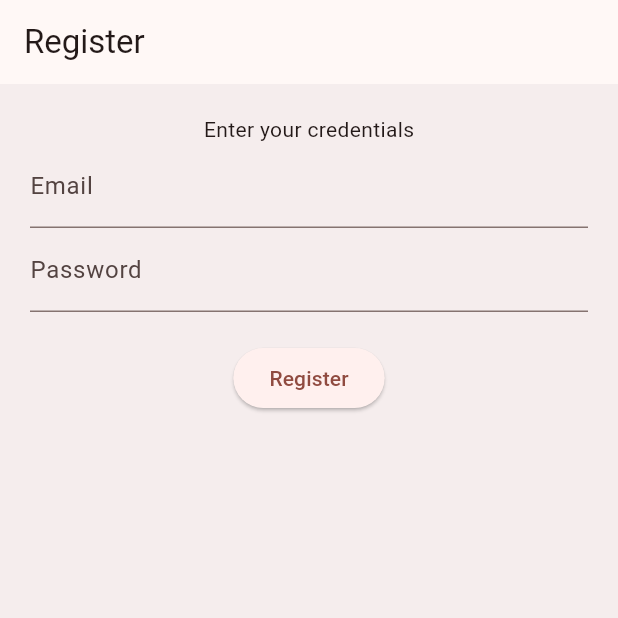
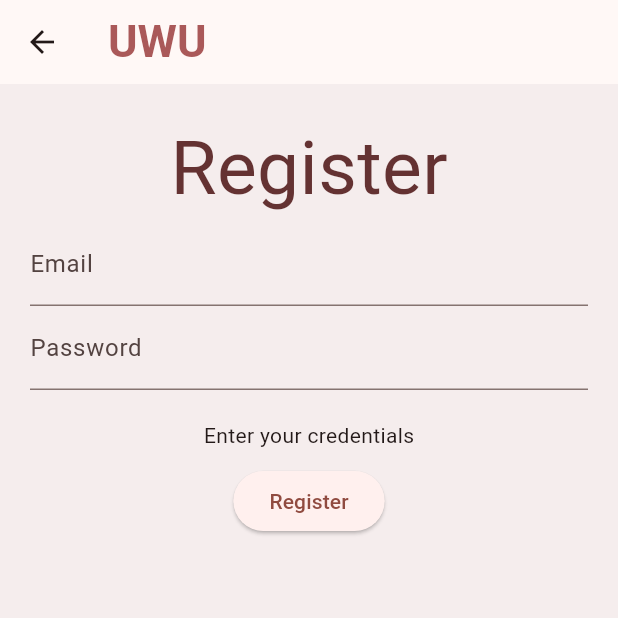
Before and after one commit to pmwatt/muict-uwu-pet-adoption, a Flutter app: the screen it shows after launch, after a tap on "Login", after a tap on "Register", on a phone screen of 412 x 824 dp, the top half of it. Run offline on Flutter 3.47's test engine with Material 3 defaults, Android fonts, the phone set to English and light mode, and no system bars; our stand-ins replace carousel_slider, cloud_firestore, firebase_auth, firebase_core, flutter_dotenv, flutter_svg and 1 more; accounts and stored records are empty.

Commit message:
Decorated login and register pages

```diff
--- a/lib/login.dart
+++ b/lib/login.dart
@@ -4,69 +4,93 @@ import 'register.dart';
 import 'hub.dart';
 
 class LoginPage extends StatefulWidget {
+  const LoginPage({super.key});
+
   @override
-  _LoginPageState createState() => _LoginPageState();
+  State<LoginPage> createState() => _LoginPageState();
 }
 
 class _LoginPageState extends State<LoginPage> {
   final _formKey = GlobalKey<FormState>();
   final _emailController = TextEditingController();
   final _passwordController = TextEditingController();
-  String message = 'Enter your credentials';
+  String? _errorMessage;
+
+  // copied from hub page
+  static const TextStyle textStyleH1 = TextStyle(
+      fontSize: 50,
+      fontWeight: FontWeight.normal,
+      color: Color.fromARGB(255, 100, 50, 50));
+  static const TextStyle textStyleH2 = TextStyle(
+      fontSize: 30,
+      fontWeight: FontWeight.bold,
+      color: Color.fromARGB(255, 170, 89, 89));
+
+  @override
+  void dispose() {
+    _emailController.dispose();
+    _passwordController.dispose();
+    super.dispose();
+  }
 
   @override
   Widget build(BuildContext context) {
     return Scaffold(
       appBar: AppBar(
-        title: const Text('Login'),
+        title: const Text(
+          'UWU',
+          style: textStyleH2,
+        ),
         automaticallyImplyLeading: false,
       ),
       body: Padding(
-        padding: EdgeInsets.all(20.0),
+        padding: const EdgeInsets.all(20.0),
         child: Form(
           key: _formKey,
           child: Column(
+            mainAxisAlignment: MainAxisAlignment.center,
             children: [
-              Text(message),
+              const Text(
+                'Login',
+                style: textStyleH1,
+              ),
+              if (_errorMessage != null)
+                Text(
+                  _errorMessage!,
+                  style: const TextStyle(color: Colors.red),
+                ),
+              const SizedBox(height: 16.0),
               TextFormField(
                 controller: _emailController,
-                decoration: InputDecoration(labelText: 'Email'),
+                decoration: const InputDecoration(
+                  labelText: 'Email',
+                ),
                 validator: (value) =>
-                    value!.isEmpty ? 'Please enter your email' : null,
+                    value?.isEmpty ?? true ? 'Please enter your email' : null,
               ),
+              const SizedBox(height: 16.0),
               TextFormField(
                 controller: _passwordController,
-                decoration: InputDecoration(labelText: 'Password'),
+                decoration: const InputDecoration(
+                  labelText: 'Password',
+                ),
                 obscureText: true,
-                validator: (value) =>
-                    value!.isEmpty ? 'Please enter your password' : null,
+                validator: (value) => value?.isEmpty ?? true
+                    ? 'Please enter your password'
+                    : null,
               ),
-              SizedBox(height: 20.0),
+              const SizedBox(height: 24.0),
               ElevatedButton(
-                onPressed: () async {
-                  if (_formKey.currentState!.validate()) {
-                    try {
-                      final userCredential = await FirebaseAuth.instance
-                          .signInWithEmailAndPassword(
-                        email: _emailController.text,
-                        password: _passwordController.text,
-                      );
-                      // Navigate to home page or handle successful login
-                      Navigator.of(context)
-                          .push(MaterialPageRoute(builder: (context) => Hub()));
-                    } on FirebaseAuthException catch (e) {
-                      setState(() {
-                        message = 'Invalid login';
-                      });
-                    }
-                  }
-                },
-                child: Text('Login'),
+                onPressed: _handleLogin,
+                child: const Text('Login'),
               ),
+              const SizedBox(height: 16.0),
               TextButton(
-                onPressed: () => Navigator.push(context,
-                    MaterialPageRoute(builder: (context) => RegisterPage())),
-                child: Text('Register'),
+                onPressed: () => Navigator.push(
+                  context,
+                  MaterialPageRoute(builder: (context) => RegisterPage()),
+                ),
+                child: const Text('Register'),
               ),
             ],
           ),
@@ -74,4 +98,23 @@ class _LoginPageState extends State<LoginPage> {
       ),
     );
   }
+
+  Future<void> _handleLogin() async {
+    if (_formKey.currentState!.validate()) {
+      try {
+        await FirebaseAuth.instance.signInWithEmailAndPassword(
+          email: _emailController.text,
+          password: _passwordController.text,
+        );
+        // Navigate to home page or handle successful login
+        Navigator.of(context).pushReplacement(
+          MaterialPageRoute(builder: (context) => const Hub()),
+        );
+      } on FirebaseAuthException catch (e) {
+        setState(() {
+          _errorMessage = 'Invalid login';
+        });
+      }
+    }
+  }
 }
--- a/lib/register.dart
+++ b/lib/register.dart
@@ -14,12 +14,24 @@ class _RegisterPageState extends State<RegisterPage> {
   final _passwordController = TextEditingController();
   String message = 'Enter your credentials';
 
+  // copied from hub page
+  static const TextStyle textStyleH1 = TextStyle(
+      fontSize: 50,
+      fontWeight: FontWeight.normal,
+      color: Color.fromARGB(255, 100, 50, 50));
+  static const TextStyle textStyleH2 = TextStyle(
+      fontSize: 30,
+      fontWeight: FontWeight.bold,
+      color: Color.fromARGB(255, 170, 89, 89));
+
   @override
   Widget build(BuildContext context) {
     return Scaffold(
       appBar: AppBar(
-        title: Text('Register'),
-        automaticallyImplyLeading: false,
+        title: Text(
+          'UWU',
+          style: textStyleH2,
+        ),
       ),
       body: Padding(
         padding: EdgeInsets.all(20.0),
@@ -27,7 +39,10 @@ class _RegisterPageState extends State<RegisterPage> {
           key: _formKey,
           child: Column(
             children: [
-              Text(message),
+              Text(
+                'Register',
+                style: textStyleH1,
+              ),
               TextFormField(
                 controller: _emailController,
                 decoration: InputDecoration(labelText: 'Email'),
@@ -42,6 +57,8 @@ class _RegisterPageState extends State<RegisterPage> {
                     value!.isEmpty ? 'Please enter your password' : null,
               ),
               SizedBox(height: 20.0),
+              Text(message),
+              SizedBox(height: 10.0),
               ElevatedButton(
                 onPressed: () async {
                   if (_formKey.currentState!.validate()) {
@@ -52,7 +69,7 @@ class _RegisterPageState extends State<RegisterPage> {
                         password: _passwordController.text,
                       );
 
-                      // create new collection
+                      // create new firebase collection
                       await FirebaseFirestore.instance
                           .collection('users')
                           .doc(userCredential.user?.uid)
```
